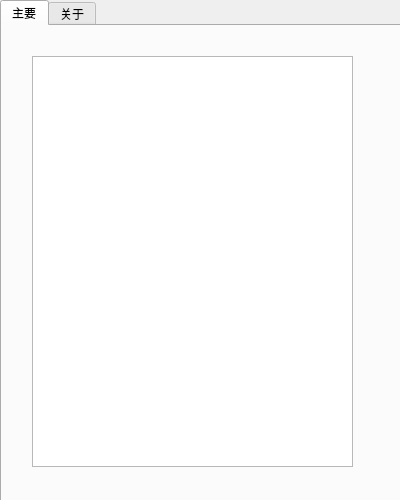
Above: mainwindow.ui from Purple-CSGO/CSGO-Toolbox-Qt before the change. Below: the same form after it.
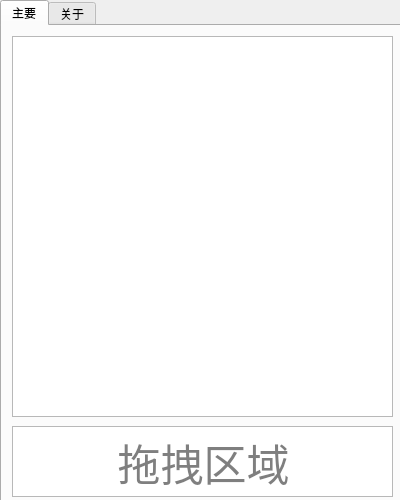
That is the form after the change.

```diff
--- a/mainwindow.ui
+++ b/mainwindow.ui
@@ -91,13 +91,44 @@
         <widget class="QPlainTextEdit" name="debug">
          <property name="geometry">
           <rect>
-           <x>30</x>
-           <y>30</y>
-           <width>321</width>
-           <height>411</height>
+           <x>10</x>
+           <y>10</y>
+           <width>381</width>
+           <height>381</height>
           </rect>
          </property>
         </widget>
+        <widget class="QTextEdit" name="dragArea">
+         <property name="geometry">
+          <rect>
+           <x>10</x>
+           <y>400</y>
+           <width>381</width>
+           <height>71</height>
+          </rect>
+         </property>
+         <property name="font">
+          <font>
+           <family>Sarasa Gothic SC</family>
+           <pointsize>32</pointsize>
+          </font>
+         </property>
+         <property name="frameShadow">
+          <enum>QFrame::Plain</enum>
+         </property>
+         <property name="verticalScrollBarPolicy">
+          <enum>Qt::ScrollBarAlwaysOff</enum>
+         </property>
+         <property name="horizontalScrollBarPolicy">
+          <enum>Qt::ScrollBarAlwaysOff</enum>
+         </property>
+         <property name="cursorWidth">
+          <number>0</number>
+         </property>
+         <property name="placeholderText">
+          <string>         拖拽区域</string>
+         </property>
+        </widget>
        </widget>
        <widget class="QWidget" name="TabInfo">
         <property name="minimumSize">
```
